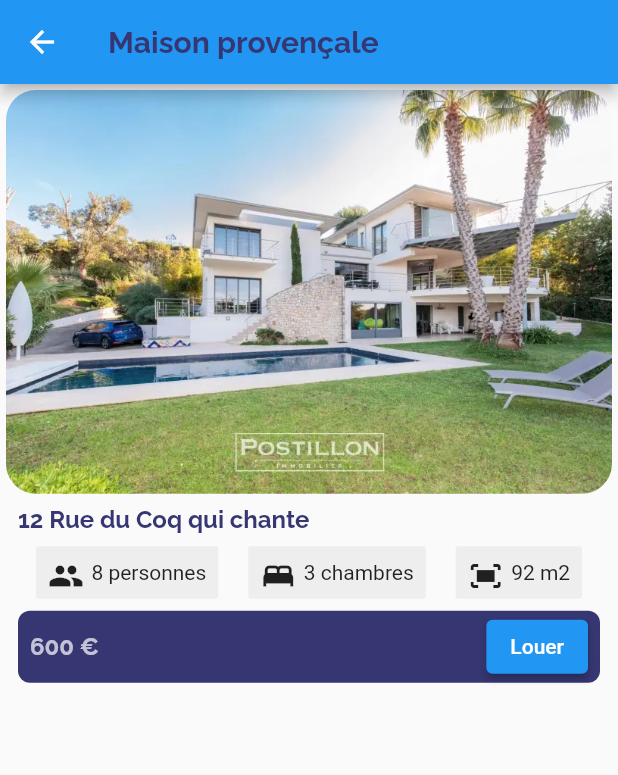
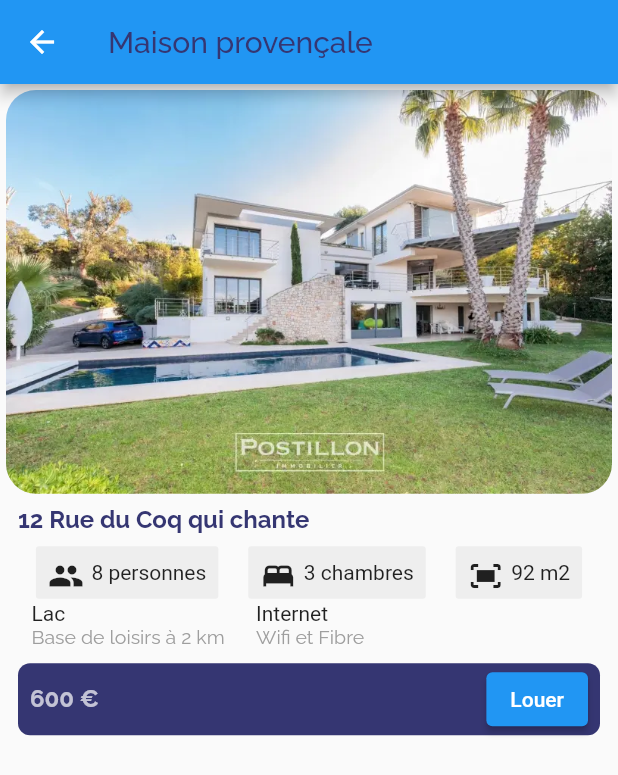
Before and after one commit to JeremyBzc/td-flutter-location, a Flutter app: the screen it shows after launch, after a tap on "Maison provençale", on a phone screen of 412 x 824 dp. Shown: the top 775 px of the screen. Run offline on Flutter 3.47's test engine with Material 2 defaults, Android fonts, the phone set to English and light mode, and no system bars; our stand-ins replace google_fonts.

Commit message:
add basic container option

```diff
--- a/lib/models/habitations_data.dart
+++ b/lib/models/habitations_data.dart
@@ -1,5 +1,3 @@
-import 'package:flutter/cupertino.dart';
-
 import 'habitation.dart';
 
 class HabitationsData {
--- a/lib/views/habitation_details.dart
+++ b/lib/views/habitation_details.dart
@@ -4,7 +4,6 @@ import 'package:location/models/habitation.dart';
 import 'package:location/share/location_style.dart';
 import 'package:location/share/location_text_style.dart';
 import 'package:location/views/share/habitation_features_widget.dart';
-import 'package:location/views/share/habitation_option.dart';
 
 
 class HabitationDetails extends StatefulWidget {
@@ -23,7 +22,7 @@ class _HabitationDetailsState extends State<HabitationDetails> {
       appBar: AppBar(
         title: Text(
           widget._habitation.libelle,
-          style: LocationTextStyle.boldTextStyle
+          style: LocationTextStyle.baseTextStyle,
         ),
       ),
       body: ListView(
@@ -44,9 +43,37 @@ class _HabitationDetailsState extends State<HabitationDetails> {
             ),
           ),
           HabitationFeaturesWidget(widget._habitation),
+          _buildItems(),
+          //_buildOptionsPayantes(),
           _buildRentButton(),
         ],
       ),
+    );
+  }
+  _buildItems() {
+    var width = (MediaQuery.of(context).size.width / 2 ) - 15;
+
+    return Wrap(
+      spacing: 2.0,
+      children: Iterable.generate(
+        widget._habitation.options.length,
+          (i) => Container(
+           padding: EdgeInsets.only(left: 15),
+            child: Container(
+              margin: EdgeInsets.all(2),
+              child: Column(
+                crossAxisAlignment: CrossAxisAlignment.start,
+                children: <Widget>[
+                  Text(widget._habitation.options[i].libelle),
+                  Text(
+                      widget._habitation.options[i].description,
+                      style: LocationTextStyle.regularGreyTextStyle
+                  ),
+                ],
+              ),
+            ),
+          ),
+      ).toList(),
     );
   }
   _buildRentButton() {
```
